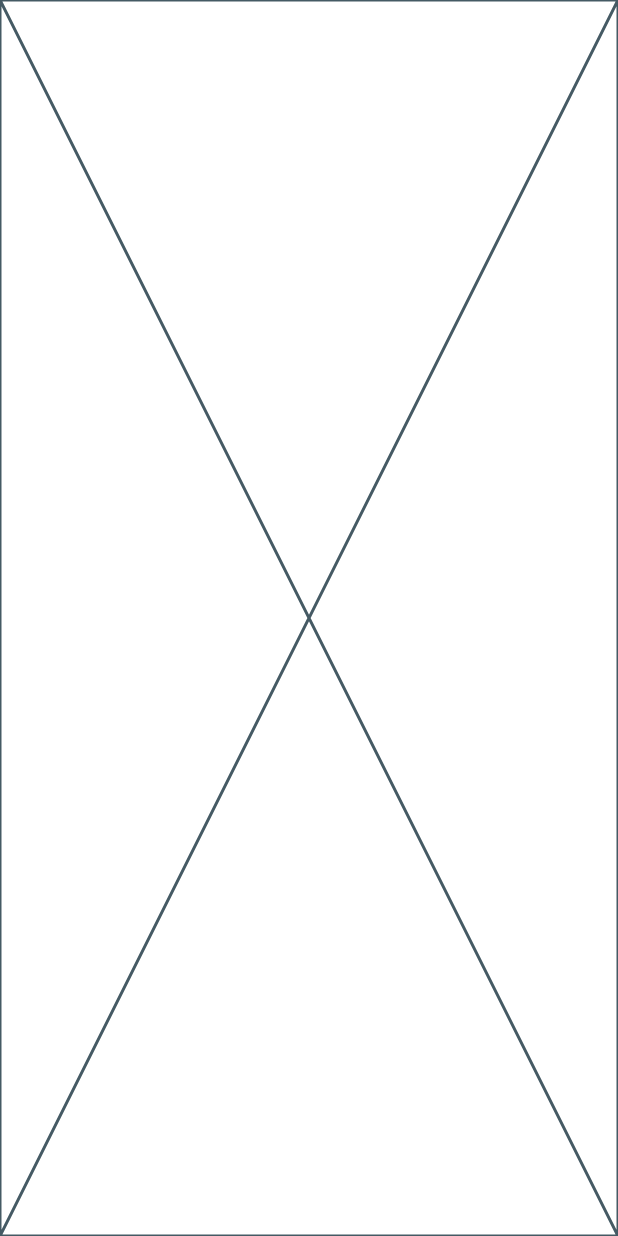
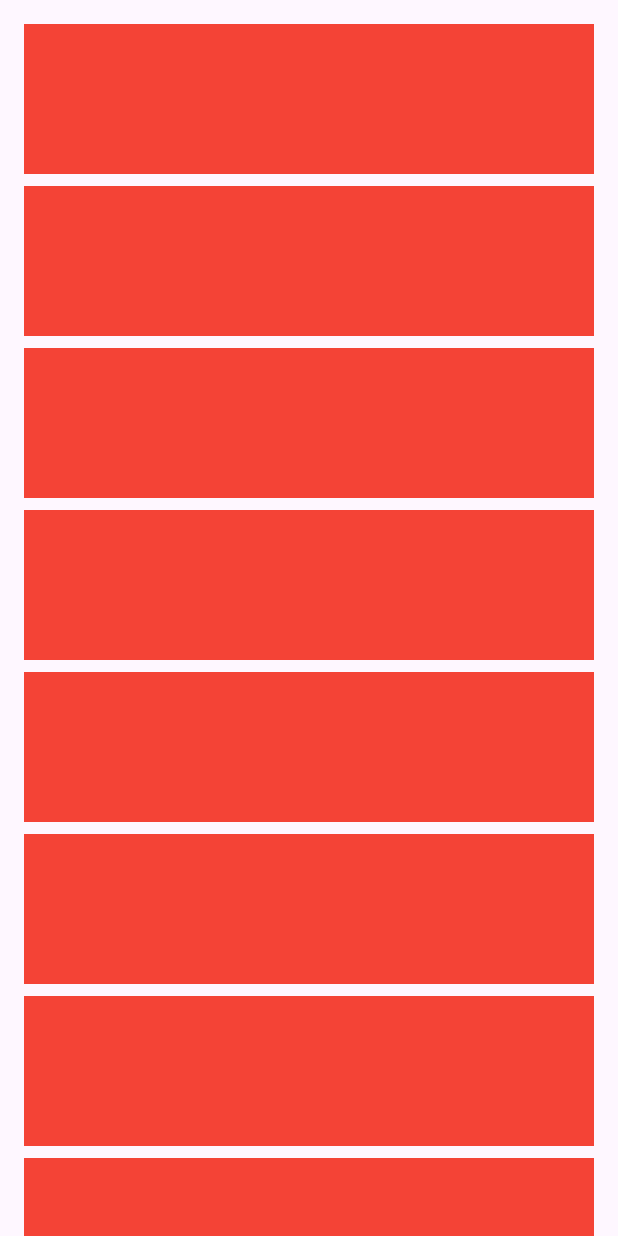
Before and after one commit to Geara0/notes, a Flutter app: the screen it shows after launch, on a phone screen of 412 x 824 dp. Run offline on Flutter 3.47's test engine with Material 3 defaults, Android fonts, the phone set to English and light mode, and no system bars; our stand-ins replace go_router.

Commit message:
init routing and themes

```diff
--- /dev/null
+++ b/lib/global_variables/global_variables.dart
@@ -0,0 +1 @@
+part 'ui.dart';
--- /dev/null
+++ b/lib/global_variables/ui.dart
@@ -0,0 +1,7 @@
+part of 'global_variables.dart';
+
+abstract class UiGlobal {
+  static const padding = 16.0;
+
+  static const mediumDivider = 8.0;
+}
--- a/lib/main.dart
+++ b/lib/main.dart
@@ -1,4 +1,8 @@
 import 'package:flutter/material.dart';
+import 'package:go_router/go_router.dart';
+import 'package:notes/pages/home/home_page.dart';
+
+part 'router.dart';
 
 void main() {
   runApp(const MyApp());
@@ -9,23 +13,11 @@ class MyApp extends StatelessWidget {
 
   @override
   Widget build(BuildContext context) {
-    return MaterialApp(
-      title: 'Flutter Demo',
-      theme: ThemeData(
-        colorScheme: ColorScheme.fromSeed(seedColor: Colors.deepPurple),
-      ),
-      home: const MyHomePage(title: 'Flutter Demo Home Page'),
+    return MaterialApp.router(
+      routerConfig: _router,
+      themeMode: ThemeMode.system,
+      darkTheme: ThemeData.dark(),
+      theme: ThemeData.light(),
     );
   }
 }
-
-class MyHomePage extends StatelessWidget {
-  const MyHomePage({super.key, required this.title});
-
-  final String title;
-
-  @override
-  Widget build(BuildContext context) {
-    return Placeholder();
-  }
-}
--- /dev/null
+++ b/lib/pages/home/home_page.dart
@@ -0,0 +1,22 @@
+import 'package:flutter/material.dart';
+import 'package:notes/global_variables/global_variables.dart';
+
+class HomePage extends StatelessWidget {
+  const HomePage({super.key});
+
+  @override
+  Widget build(BuildContext context) {
+    return Scaffold(
+      body: ListView.separated(
+        padding: EdgeInsets.all(UiGlobal.padding),
+        itemBuilder: (context, i) {
+          return Container(color: Colors.red, height: 100);
+        },
+        separatorBuilder: (_, i) {
+          return SizedBox(height: UiGlobal.mediumDivider);
+        },
+        itemCount: 100,
+      ),
+    );
+  }
+}
--- /dev/null
+++ b/lib/router.dart
@@ -0,0 +1,5 @@
+part of 'main.dart';
+
+final _router = GoRouter(
+  routes: [GoRoute(path: '/', builder: (context, state) => HomePage())],
+);
```
Also changed, not shown: pubspec.yaml (+3 -71 lines).
